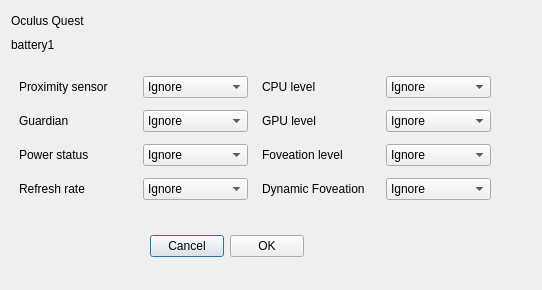
First picture: the form in oculusdialog.ui, repository Eliminater74/adblink, before the edit.
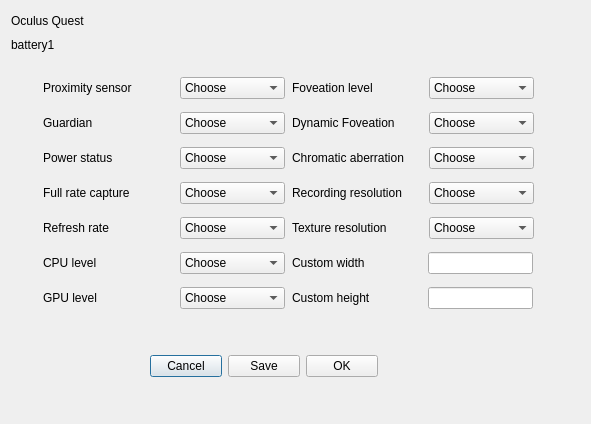
Second picture: the form after the edit.

```diff
--- a/oculusdialog.ui
+++ b/oculusdialog.ui
@@ -9,8 +9,8 @@
    <rect>
     <x>0</x>
     <y>0</y>
-    <width>542</width>
-    <height>290</height>
+    <width>591</width>
+    <height>424</height>
    </rect>
   </property>
   <property name="windowTitle">
@@ -84,8 +84,8 @@
    <property name="geometry">
     <rect>
      <x>150</x>
-     <y>230</y>
-     <width>154</width>
+     <y>350</y>
+     <width>228</width>
      <height>32</height>
     </rect>
    </property>
@@ -95,6 +95,19 @@
       <property name="text">
        <string>Cancel</string>
       </property>
+      <property name="autoDefault">
+       <bool>false</bool>
+      </property>
+      <property name="default">
+       <bool>true</bool>
+      </property>
+     </widget>
+    </item>
+    <item>
+     <widget class="QPushButton" name="saveButton">
+      <property name="text">
+       <string>Save</string>
+      </property>
      </widget>
     </item>
     <item>
@@ -109,10 +122,10 @@
   <widget class="QWidget" name="">
    <property name="geometry">
     <rect>
-     <x>11</x>
+     <x>42</x>
      <y>70</y>
-     <width>488</width>
-     <height>140</height>
+     <width>496</width>
+     <height>248</height>
     </rect>
    </property>
    <layout class="QGridLayout" name="gridLayout">
@@ -120,13 +133,13 @@
      <widget class="QLabel" name="label_5">
       <property name="minimumSize">
        <size>
-        <width>110</width>
+        <width>130</width>
         <height>16</height>
        </size>
       </property>
       <property name="maximumSize">
        <size>
-        <width>110</width>
+        <width>130</width>
         <height>16</height>
        </size>
       </property>
@@ -154,7 +167,7 @@
       </property>
       <item>
        <property name="text">
-        <string>Ignore</string>
+        <string>Choose</string>
        </property>
       </item>
       <item>
@@ -170,26 +183,26 @@
      </widget>
     </item>
     <item row="0" column="2">
-     <widget class="QLabel" name="label_3">
+     <widget class="QLabel" name="label_8">
       <property name="minimumSize">
        <size>
-        <width>110</width>
-        <height>0</height>
+        <width>130</width>
+        <height>16</height>
        </size>
       </property>
       <property name="maximumSize">
        <size>
-        <width>110</width>
-        <height>16777215</height>
+        <width>130</width>
+        <height>16</height>
        </size>
       </property>
       <property name="text">
-       <string>CPU level</string>
+       <string>Foveation level</string>
       </property>
      </widget>
     </item>
     <item row="0" column="3">
-     <widget class="QComboBox" name="cpulevelBox">
+     <widget class="QComboBox" name="foveation2Box">
       <property name="minimumSize">
        <size>
         <width>105</width>
@@ -207,7 +220,7 @@
       </property>
       <item>
        <property name="text">
-        <string>Ignore</string>
+        <string>Choose</string>
        </property>
       </item>
       <item>
@@ -241,13 +254,13 @@
      <widget class="QLabel" name="label_6">
       <property name="minimumSize">
        <size>
-        <width>110</width>
+        <width>130</width>
         <height>16</height>
        </size>
       </property>
       <property name="maximumSize">
        <size>
-        <width>110</width>
+        <width>130</width>
         <height>16</height>
        </size>
       </property>
@@ -275,7 +288,7 @@
       </property>
       <item>
        <property name="text">
-        <string>Ignore</string>
+        <string>Choose</string>
        </property>
       </item>
       <item>
@@ -291,26 +304,26 @@
      </widget>
     </item>
     <item row="1" column="2">
-     <widget class="QLabel" name="label_4">
+     <widget class="QLabel" name="label_7">
       <property name="minimumSize">
        <size>
-        <width>110</width>
-        <height>0</height>
+        <width>130</width>
+        <height>16</height>
        </size>
       </property>
       <property name="maximumSize">
        <size>
-        <width>110</width>
-        <height>16777215</height>
+        <width>130</width>
+        <height>16</height>
        </size>
       </property>
       <property name="text">
-       <string>GPU level</string>
+       <string>Dynamic Foveation</string>
       </property>
      </widget>
     </item>
     <item row="1" column="3">
-     <widget class="QComboBox" name="gpulevelBox">
+     <widget class="QComboBox" name="foveation1Box">
       <property name="minimumSize">
        <size>
         <width>105</width>
@@ -328,7 +341,7 @@
       </property>
       <item>
        <property name="text">
-        <string>Ignore</string>
+        <string>Choose</string>
        </property>
       </item>
       <item>
@@ -362,13 +375,13 @@
      <widget class="QLabel" name="label">
       <property name="minimumSize">
        <size>
-        <width>110</width>
+        <width>130</width>
         <height>0</height>
        </size>
       </property>
       <property name="maximumSize">
        <size>
-        <width>110</width>
+        <width>130</width>
         <height>16777215</height>
        </size>
       </property>
@@ -396,7 +409,7 @@
       </property>
       <item>
        <property name="text">
-        <string>Ignore</string>
+        <string>Choose</string>
        </property>
       </item>
       <item>
@@ -427,26 +440,26 @@
      </widget>
     </item>
     <item row="2" column="2">
-     <widget class="QLabel" name="label_8">
+     <widget class="QLabel" name="label_9">
       <property name="minimumSize">
        <size>
-        <width>100</width>
+        <width>130</width>
         <height>16</height>
        </size>
       </property>
       <property name="maximumSize">
        <size>
-        <width>110</width>
+        <width>130</width>
         <height>16</height>
        </size>
       </property>
       <property name="text">
-       <string>Foveation level</string>
+       <string>Chromatic aberration</string>
       </property>
      </widget>
     </item>
     <item row="2" column="3">
-     <widget class="QComboBox" name="foveation2Box">
+     <widget class="QComboBox" name="chromaticBox">
       <property name="minimumSize">
        <size>
         <width>105</width>
@@ -464,7 +477,7 @@
       </property>
       <item>
        <property name="text">
-        <string>Ignore</string>
+        <string>Choose</string>
        </property>
       </item>
       <item>
@@ -495,16 +508,132 @@
      </widget>
     </item>
     <item row="3" column="0">
+     <widget class="QLabel" name="label_10">
+      <property name="minimumSize">
+       <size>
+        <width>130</width>
+        <height>16</height>
+       </size>
+      </property>
+      <property name="maximumSize">
+       <size>
+        <width>130</width>
+        <height>16</height>
+       </size>
+      </property>
+      <property name="text">
+       <string>Full rate capture</string>
+      </property>
+     </widget>
+    </item>
+    <item row="3" column="1">
+     <widget class="QComboBox" name="ratecaptureBox">
+      <property name="minimumSize">
+       <size>
+        <width>105</width>
+        <height>0</height>
+       </size>
+      </property>
+      <property name="maximumSize">
+       <size>
+        <width>105</width>
+        <height>16777215</height>
+       </size>
+      </property>
+      <property name="toolTip">
+       <string>&lt;html&gt;&lt;head/&gt;&lt;body&gt;&lt;p&gt;&lt;span style=&quot; font-family:'-apple-system','system-ui','Segoe UI Adjusted','Segoe UI','Liberation Sans','sans-serif'; font-size:15px; color:#0c0d0e; background-color:#ffffff;&quot;&gt;This will set whether to keep your device awake (prevent sleeping) or not while it's being charged on specific platform: USB charging, AC power, wireless charging, or all of them.&lt;/span&gt;&lt;/p&gt;&lt;/body&gt;&lt;/html&gt;</string>
+      </property>
+      <item>
+       <property name="text">
+        <string>Choose</string>
+       </property>
+      </item>
+      <item>
+       <property name="text">
+        <string>Enable</string>
+       </property>
+      </item>
+      <item>
+       <property name="text">
+        <string>Disable</string>
+       </property>
+      </item>
+     </widget>
+    </item>
+    <item row="3" column="2">
+     <widget class="QLabel" name="label_11">
+      <property name="minimumSize">
+       <size>
+        <width>130</width>
+        <height>0</height>
+       </size>
+      </property>
+      <property name="maximumSize">
+       <size>
+        <width>130</width>
+        <height>16777215</height>
+       </size>
+      </property>
+      <property name="text">
+       <string>Recording resolution</string>
+      </property>
+     </widget>
+    </item>
+    <item row="3" column="3">
+     <widget class="QComboBox" name="resolutionBox">
+      <property name="minimumSize">
+       <size>
+        <width>105</width>
+        <height>0</height>
+       </size>
+      </property>
+      <property name="maximumSize">
+       <size>
+        <width>105</width>
+        <height>16777215</height>
+       </size>
+      </property>
+      <property name="toolTip">
+       <string>&lt;html&gt;&lt;head/&gt;&lt;body&gt;&lt;p&gt;&lt;span style=&quot; font-family:'Libre Franklin','Arial','Helvetica','sans-serif'; font-size:18px; color:#363940; background-color:#ffffff;&quot;&gt;Set recording resolution to:&lt;/span&gt;&lt;/p&gt;&lt;p&gt;&lt;span style=&quot; font-family:'Libre Franklin','Arial','Helvetica','sans-serif'; font-size:18px; color:#363940; background-color:#ffffff;&quot;&gt;480p: (852x480)&lt;/span&gt;&lt;/p&gt;&lt;p&gt;&lt;span style=&quot; font-family:'Libre Franklin','Arial','Helvetica','sans-serif'; font-size:18px; color:#363940; background-color:#ffffff;&quot;&gt;720p: (1080x720)&lt;/span&gt;&lt;/p&gt;&lt;p&gt;&lt;span style=&quot; font-family:'Libre Franklin','Arial','Helvetica','sans-serif'; font-size:18px; color:#363940; background-color:#ffffff;&quot;&gt;1080p:(1920x1080)&lt;/span&gt;&lt;/p&gt;&lt;p&gt;&lt;span style=&quot; font-family:'Libre Franklin','Arial','Helvetica','sans-serif'; font-size:18px; color:#363940; background-color:#ffffff;&quot;&gt;Default: (1024x1024)&lt;/span&gt;&lt;/p&gt;&lt;/body&gt;&lt;/html&gt;</string>
+      </property>
+      <item>
+       <property name="text">
+        <string>Choose</string>
+       </property>
+      </item>
+      <item>
+       <property name="text">
+        <string>480p</string>
+       </property>
+      </item>
+      <item>
+       <property name="text">
+        <string>720p</string>
+       </property>
+      </item>
+      <item>
+       <property name="text">
+        <string>1080p</string>
+       </property>
+      </item>
+      <item>
+       <property name="text">
+        <string>Default</string>
+       </property>
+      </item>
+     </widget>
+    </item>
+    <item row="4" column="0">
      <widget class="QLabel" name="label_2">
       <property name="minimumSize">
        <size>
-        <width>110</width>
+        <width>130</width>
         <height>0</height>
        </size>
       </property>
       <property name="maximumSize">
        <size>
-        <width>110</width>
+        <width>130</width>
         <height>16777215</height>
        </size>
       </property>
@@ -513,7 +642,7 @@
       </property>
      </widget>
     </item>
-    <item row="3" column="1">
+    <item row="4" column="1">
      <widget class="QComboBox" name="refreshBox">
       <property name="minimumSize">
        <size>
@@ -532,7 +661,7 @@
       </property>
       <item>
        <property name="text">
-        <string>Ignore</string>
+        <string>Choose</string>
        </property>
       </item>
       <item>
@@ -552,27 +681,27 @@
       </item>
      </widget>
     </item>
-    <item row="3" column="2">
-     <widget class="QLabel" name="label_7">
+    <item row="4" column="2">
+     <widget class="QLabel" name="label_12">
       <property name="minimumSize">
        <size>
-        <width>110</width>
-        <height>16</height>
+        <width>130</width>
+        <height>0</height>
        </size>
       </property>
       <property name="maximumSize">
        <size>
-        <width>110</width>
-        <height>16</height>
+        <width>130</width>
+        <height>16777215</height>
        </size>
       </property>
       <property name="text">
-       <string>Dynamic Foveation</string>
+       <string>Texture resolution</string>
       </property>
      </widget>
     </item>
-    <item row="3" column="3">
-     <widget class="QComboBox" name="foveation1Box">
+    <item row="4" column="3">
+     <widget class="QComboBox" name="textureBox">
       <property name="minimumSize">
        <size>
         <width>105</width>
@@ -588,9 +717,12 @@
       <property name="toolTip">
        <string>&lt;html&gt;&lt;head/&gt;&lt;body&gt;&lt;p&gt;&lt;span style=&quot; font-family:'-apple-system','system-ui','Segoe UI Adjusted','Segoe UI','Liberation Sans','sans-serif'; font-size:15px; color:#0c0d0e; background-color:#ffffff;&quot;&gt;This will set whether to keep your device awake (prevent sleeping) or not while it's being charged on specific platform: USB charging, AC power, wireless charging, or all of them.&lt;/span&gt;&lt;/p&gt;&lt;/body&gt;&lt;/html&gt;</string>
       </property>
+      <property name="editable">
+       <bool>false</bool>
+      </property>
       <item>
        <property name="text">
-        <string>Ignore</string>
+        <string>Choose</string>
        </property>
       </item>
       <item>
@@ -605,6 +737,226 @@
       </item>
      </widget>
     </item>
+    <item row="5" column="0">
+     <widget class="QLabel" name="label_3">
+      <property name="minimumSize">
+       <size>
+        <width>130</width>
+        <height>0</height>
+       </size>
+      </property>
+      <property name="maximumSize">
+       <size>
+        <width>130</width>
+        <height>16777215</height>
+       </size>
+      </property>
+      <property name="text">
+       <string>CPU level</string>
+      </property>
+     </widget>
+    </item>
+    <item row="5" column="1">
+     <widget class="QComboBox" name="cpulevelBox">
+      <property name="minimumSize">
+       <size>
+        <width>105</width>
+        <height>0</height>
+       </size>
+      </property>
+      <property name="maximumSize">
+       <size>
+        <width>105</width>
+        <height>16777215</height>
+       </size>
+      </property>
+      <property name="toolTip">
+       <string>&lt;html&gt;&lt;head/&gt;&lt;body&gt;&lt;p&gt;&lt;span style=&quot; font-family:'-apple-system','system-ui','Segoe UI Adjusted','Segoe UI','Liberation Sans','sans-serif'; font-size:15px; color:#0c0d0e; background-color:#ffffff;&quot;&gt;This will set whether to keep your device awake (prevent sleeping) or not while it's being charged on specific platform: USB charging, AC power, wireless charging, or all of them.&lt;/span&gt;&lt;/p&gt;&lt;/body&gt;&lt;/html&gt;</string>
+      </property>
+      <item>
+       <property name="text">
+        <string>Choose</string>
+       </property>
+      </item>
+      <item>
+       <property name="text">
+        <string>0</string>
+       </property>
+      </item>
+      <item>
+       <property name="text">
+        <string>1</string>
+       </property>
+      </item>
+      <item>
+       <property name="text">
+        <string>2</string>
+       </property>
+      </item>
+      <item>
+       <property name="text">
+        <string>3</string>
+       </property>
+      </item>
+      <item>
+       <property name="text">
+        <string>4</string>
+       </property>
+      </item>
+     </widget>
+    </item>
+    <item row="5" column="2" colspan="2">
+     <layout class="QHBoxLayout" name="horizontalLayout_2">
+      <item>
+       <widget class="QLabel" name="label_13">
+        <property name="minimumSize">
+         <size>
+          <width>130</width>
+          <height>0</height>
+         </size>
+        </property>
+        <property name="maximumSize">
+         <size>
+          <width>130</width>
+          <height>16777215</height>
+         </size>
+        </property>
+        <property name="text">
+         <string>Custom width</string>
+        </property>
+       </widget>
+      </item>
+      <item>
+       <widget class="QLineEdit" name="customWidth">
+        <property name="minimumSize">
+         <size>
+          <width>105</width>
+          <height>0</height>
+         </size>
+        </property>
+        <property name="maximumSize">
+         <size>
+          <width>105</width>
+          <height>16777215</height>
+         </size>
+        </property>
+        <property name="toolTip">
+         <string>&lt;html&gt;&lt;head/&gt;&lt;body&gt;&lt;p&gt;Enter custom texture resolution, e.g. 1024x768&lt;/p&gt;&lt;/body&gt;&lt;/html&gt;</string>
+        </property>
+       </widget>
+      </item>
+     </layout>
+    </item>
+    <item row="6" column="0">
+     <widget class="QLabel" name="label_4">
+      <property name="minimumSize">
+       <size>
+        <width>130</width>
+        <height>0</height>
+       </size>
+      </property>
+      <property name="maximumSize">
+       <size>
+        <width>130</width>
+        <height>16777215</height>
+       </size>
+      </property>
+      <property name="text">
+       <string>GPU level</string>
+      </property>
+     </widget>
+    </item>
+    <item row="6" column="1">
+     <widget class="QComboBox" name="gpulevelBox">
+      <property name="minimumSize">
+       <size>
+        <width>105</width>
+        <height>0</height>
+       </size>
+      </property>
+      <property name="maximumSize">
+       <size>
+        <width>105</width>
+        <height>16777215</height>
+       </size>
+      </property>
+      <property name="toolTip">
+       <string>&lt;html&gt;&lt;head/&gt;&lt;body&gt;&lt;p&gt;&lt;span style=&quot; font-family:'-apple-system','system-ui','Segoe UI Adjusted','Segoe UI','Liberation Sans','sans-serif'; font-size:15px; color:#0c0d0e; background-color:#ffffff;&quot;&gt;This will set whether to keep your device awake (prevent sleeping) or not while it's being charged on specific platform: USB charging, AC power, wireless charging, or all of them.&lt;/span&gt;&lt;/p&gt;&lt;/body&gt;&lt;/html&gt;</string>
+      </property>
+      <item>
+       <property name="text">
+        <string>Choose</string>
+       </property>
+      </item>
+      <item>
+       <property name="text">
+        <string>0</string>
+       </property>
+      </item>
+      <item>
+       <property name="text">
+        <string>1</string>
+       </property>
+      </item>
+      <item>
+       <property name="text">
+        <string>2</string>
+       </property>
+      </item>
+      <item>
+       <property name="text">
+        <string>3</string>
+       </property>
+      </item>
+      <item>
+       <property name="text">
+        <string>4</string>
+       </property>
+      </item>
+     </widget>
+    </item>
+    <item row="6" column="2" colspan="2">
+     <layout class="QHBoxLayout" name="horizontalLayout_3">
+      <item>
+       <widget class="QLabel" name="label_14">
+        <property name="minimumSize">
+         <size>
+          <width>130</width>
+          <height>0</height>
+         </size>
+        </property>
+        <property name="maximumSize">
+         <size>
+          <width>130</width>
+          <height>16777215</height>
+         </size>
+        </property>
+        <property name="text">
+         <string>Custom height</string>
+        </property>
+       </widget>
+      </item>
+      <item>
+       <widget class="QLineEdit" name="customHeight">
+        <property name="minimumSize">
+         <size>
+          <width>105</width>
+          <height>0</height>
+         </size>
+        </property>
+        <property name="maximumSize">
+         <size>
+          <width>105</width>
+          <height>16777215</height>
+         </size>
+        </property>
+        <property name="toolTip">
+         <string>&lt;html&gt;&lt;head/&gt;&lt;body&gt;&lt;p&gt;Enter custom texture resolution, e.g. 1024x768&lt;/p&gt;&lt;/body&gt;&lt;/html&gt;</string>
+        </property>
+       </widget>
+      </item>
+     </layout>
+    </item>
    </layout>
   </widget>
  </widget>
```
Left out of the diff: 103 changed lines with no effect on the pictures.
